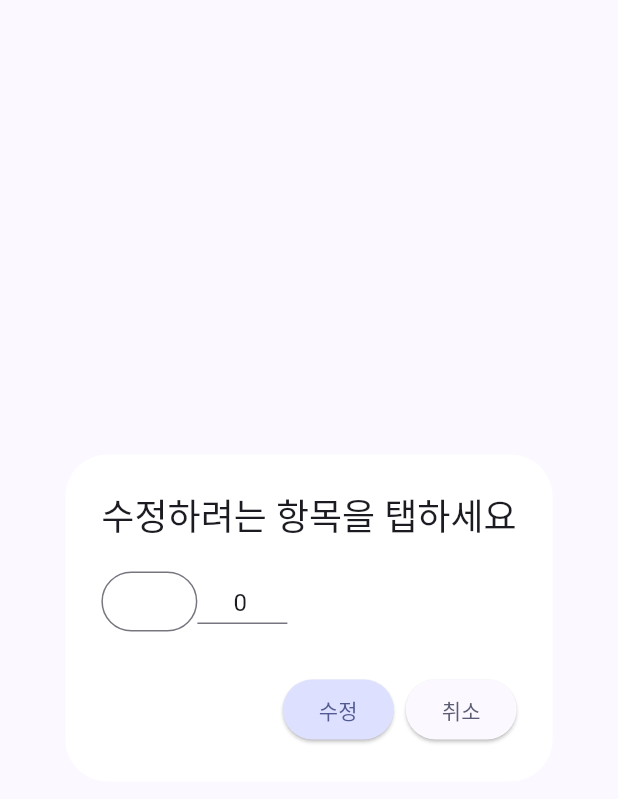
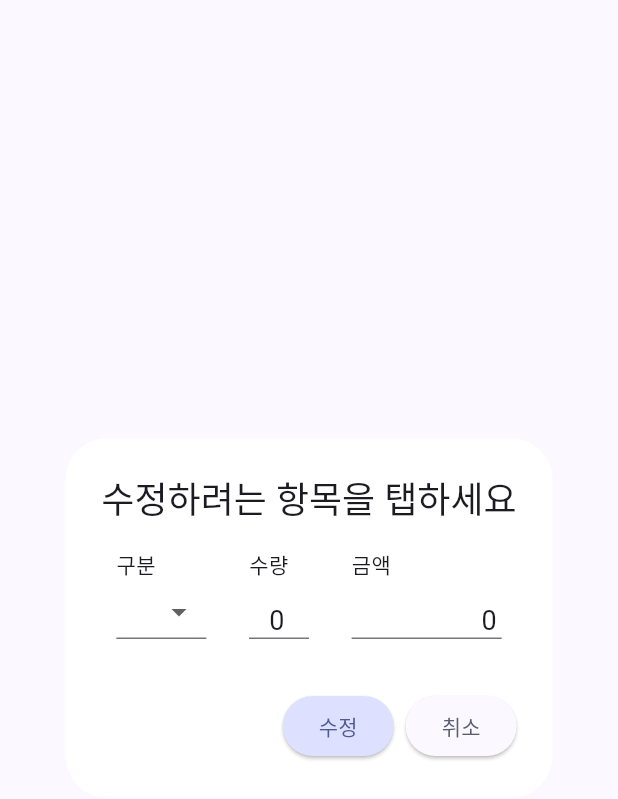
Before and after one commit to kanggo1111/hair_designer_sales_manage2, a Flutter app: the EditDialog widget shown alone on an empty page, opened directly with empty values, on a phone screen of 412 x 824 dp. Shown: the top 799 px of the screen. Run offline on Flutter 3.47's test engine with Material 3 defaults, Android fonts, the phone set to English and light mode, and no system bars; our stand-ins replace cloud_firestore, currency_text_input_formatter, firebase_auth, firebase_core, get; accounts and stored records are empty.

Commit message:
[devel] editDialog / refactoring textField widget #2
Deatails:
editDialog / refactoring textField widget

```diff
--- a/lib/view/one_day_view.dart
+++ b/lib/view/one_day_view.dart
@@ -76,17 +76,18 @@ class _OneDayViewState extends State<OneDayView> {
               dragEnd = details.localPosition;
             },
             onPanEnd: (details) {
-              if (dragEnd != Offset(0.0, 0.0) && (dragEnd.dx - dragStart.dx).abs() >
+              if (dragEnd != Offset(0.0, 0.0) &&
+                  (dragEnd.dx - dragStart.dx).abs() >
                       (dragEnd.dy - dragStart.dy).abs()) {
                 if (dragEnd.dx - dragStart.dx > 200) {
                   Get.toNamed(MainView.routeOneDayView,
-                      arguments: DateFormat('y-MM-dd').format(DateTime(
-                          currentYear, currentMonth, currentDay - 1)),
+                      arguments: DateFormat('y-MM-dd').format(
+                          DateTime(currentYear, currentMonth, currentDay - 1)),
                       id: 1);
                 } else if (dragEnd.dx - dragStart.dx < -200) {
                   Get.toNamed(MainView.routeOneDayView,
-                      arguments: DateFormat('y-MM-dd').format(DateTime(
-                          currentYear, currentMonth, currentDay + 1)),
+                      arguments: DateFormat('y-MM-dd').format(
+                          DateTime(currentYear, currentMonth, currentDay + 1)),
                       id: 1);
                 }
               }
@@ -102,8 +103,8 @@ class _OneDayViewState extends State<OneDayView> {
                     padding: const EdgeInsets.all(10.0),
                     child: Text(
                       widget.day,
-                      style: TextStyle(
-                          fontSize: 20, fontWeight: FontWeight.bold),
+                      style:
+                          TextStyle(fontSize: 20, fontWeight: FontWeight.bold),
                     ),
                   ),
                 ),
@@ -136,8 +137,7 @@ class _OneDayViewState extends State<OneDayView> {
                                       0,
                                       (previousValue, element) =>
                                           element.type == '지명'
-                                              ? previousValue +
-                                                  element.count!
+                                              ? previousValue + element.count!
                                               : previousValue)
                                   .toString(),
                               style: TextStyle(fontSize: 18)),
@@ -156,8 +156,7 @@ class _OneDayViewState extends State<OneDayView> {
                                       0,
                                       (previousValue, element) =>
                                           element.type == '신규'
-                                              ? previousValue +
-                                                  element.count!
+                                              ? previousValue + element.count!
                                               : previousValue)
                                   .toString(),
                               style: TextStyle(fontSize: 18)),
@@ -192,8 +191,7 @@ class _OneDayViewState extends State<OneDayView> {
                                   itemController.items.fold(
                                       0,
                                       (previousValue, element) =>
-                                          previousValue +
-                                          element.price!)),
+                                          previousValue + element.price!)),
                               style: TextStyle(fontSize: 18)),
                         ]),
                       ),
@@ -215,31 +213,24 @@ class _OneDayViewState extends State<OneDayView> {
                       itemBuilder: (context, index) {
                         return Card(
                           child: Row(
-                            mainAxisAlignment:
-                                MainAxisAlignment.spaceBetween,
+                            mainAxisAlignment: MainAxisAlignment.spaceBetween,
                             children: [
                               Row(
                                 mainAxisAlignment: MainAxisAlignment.start,
                                 children: [
                                   Container(
-                                      width: MediaQuery.of(context)
-                                              .size
-                                              .width *
+                                      width: MediaQuery.of(context).size.width *
                                           0.15,
                                       alignment: Alignment.center,
                                       child: Text(index.toString())),
                                   Container(
-                                      width: MediaQuery.of(context)
-                                              .size
-                                              .width *
+                                      width: MediaQuery.of(context).size.width *
                                           0.15,
                                       alignment: Alignment.center,
-                                      child: Text(itemController
-                                          .items[index].type!)),
+                                      child: Text(
+                                          itemController.items[index].type!)),
                                   Container(
-                                      width: MediaQuery.of(context)
-                                              .size
-                                              .width *
+                                      width: MediaQuery.of(context).size.width *
                                           0.15,
                                       alignment: Alignment.center,
                                       child: Text(itemController
@@ -247,9 +238,7 @@ class _OneDayViewState extends State<OneDayView> {
                                               .toString() +
                                           '명')),
                                   Container(
-                                      width: MediaQuery.of(context)
-                                              .size
-                                              .width *
+                                      width: MediaQuery.of(context).size.width *
                                           0.25,
                                       alignment: Alignment.center,
                                       child: Text(
@@ -263,13 +252,10 @@ class _OneDayViewState extends State<OneDayView> {
                                   Container(
                                     child: IconButton(
                                         onPressed: () {
-                                          print('edit');
                                           showEditDialog(context,
                                               itemController.items[index]);
-                                          // itemController.editItem(itemController.items[index].id!);
                                         },
-                                        visualDensity:
-                                            VisualDensity.compact,
+                                        visualDensity: VisualDensity.compact,
                                         icon: Icon(
                                           Icons.edit,
                                         )),
@@ -280,11 +266,9 @@ class _OneDayViewState extends State<OneDayView> {
                                     child: IconButton(
                                         onPressed: () {
                                           itemController.removeItem(
-                                              itemController
-                                                  .items[index].id!);
+                                              itemController.items[index].id!);
                                         },
-                                        visualDensity:
-                                            VisualDensity.compact,
+                                        visualDensity: VisualDensity.compact,
                                         icon: Icon(
                                           Icons.delete,
                                         )),
@@ -369,8 +353,7 @@ class AddItemContainer extends StatelessWidget {
                             height: 30,
                             child: countTextField(
                                 typeTextEditingController[index],
-                              typeCount[index])
-                        ),
+                                typeCount[index])),
                         IconButton(
                             visualDensity: VisualDensity.compact,
                             onPressed: () {
@@ -397,43 +380,8 @@ class AddItemContainer extends StatelessWidget {
                   Container(
                     height: 40,
                     width: 120,
-                    child: TextField(
-                      key: UniqueKey(),
-                      controller: priceTextEditingController,
-                      keyboardType: TextInputType.number,
-                      onTap: () {
-                        priceTextEditingController.value =
-                            TextEditingValue(text: '0');
-                        priceOfDay = int.parse(priceTextEditingController
-                            .value.text
-                            .replaceAll(',', ''));
-                      },
-                      inputFormatters: [
-                        FilteringTextInputFormatter(RegExp('[0-9,]'),
-                            allow: true),
-                        CurrencyTextInputFormatter(
-                            locale: 'ko-KR', decimalDigits: 0, symbol: '')
-                      ],
-                      decoration: InputDecoration(isDense: true),
-                      style: TextStyle(fontSize: 18),
-                      textAlign: TextAlign.end,
-                      textAlignVertical: TextAlignVertical.center,
-                      onChanged: (value) {
-                        if (priceTextEditingController.value.text.length < 2) {
-                          priceTextEditingController.value = TextEditingValue(
-                              text:
-                                  priceTextEditingController.value.text + '00');
-                        }
-                        priceTextEditingController.selection =
-                            TextSelection.fromPosition(TextPosition(
-                                offset: priceTextEditingController
-                                        .value.text.length -
-                                    2));
-                        priceOfDay = int.parse(priceTextEditingController
-                            .value.text
-                            .replaceAll(',', ''));
-                      },
-                    ),
+                    child:
+                        priceTextField(priceTextEditingController, priceOfDay),
                   ),
                   SizedBox(
                     height: 20,
@@ -490,8 +438,7 @@ class AddItemContainer extends StatelessWidget {
   }
 }
 
-Widget countTextField(
-    TextEditingController textEditingController, int count) {
+Widget countTextField(TextEditingController textEditingController, int count) {
   return TextField(
     controller: textEditingController,
     keyboardType: TextInputType.number,
@@ -503,6 +450,7 @@ Widget countTextField(
       FilteringTextInputFormatter(RegExp('^[0-9]{1,2}\$'), allow: true),
     ],
     decoration: InputDecoration(isDense: true),
+    style: TextStyle(fontSize: 18),
     textAlign: TextAlign.center,
     textAlignVertical: TextAlignVertical.center,
     onChanged: (value) {
@@ -513,6 +461,35 @@ Widget countTextField(
             int.parse(textEditingController.text).toString();
       }
       count = int.parse(textEditingController.text);
+    },
+  );
+}
+
+Widget priceTextField(TextEditingController textEditingController, int price) {
+  return TextField(
+    key: UniqueKey(),
+    controller: textEditingController,
+    keyboardType: TextInputType.number,
+    onTap: () {
+      textEditingController.value = TextEditingValue(text: '0');
+      price = int.parse(textEditingController.value.text.replaceAll(',', ''));
+    },
+    inputFormatters: [
+      FilteringTextInputFormatter(RegExp('[0-9,]'), allow: true),
+      CurrencyTextInputFormatter(locale: 'ko-KR', decimalDigits: 0, symbol: '')
+    ],
+    decoration: InputDecoration(isDense: true),
+    style: TextStyle(fontSize: 18),
+    textAlign: TextAlign.end,
+    textAlignVertical: TextAlignVertical.center,
+    onChanged: (value) {
+      if (textEditingController.value.text.length < 2) {
+        textEditingController.value =
+            TextEditingValue(text: textEditingController.value.text + '00');
+      }
+      textEditingController.selection = TextSelection.fromPosition(
+          TextPosition(offset: textEditingController.value.text.length - 2));
+      price = int.parse(textEditingController.value.text.replaceAll(',', ''));
     },
   );
 }
@@ -560,20 +537,78 @@ class _EditDialogState extends State<EditDialog> {
       backgroundColor: Colors.white,
       surfaceTintColor: Colors.white,
       title: Text('수정하려는 항목을 탭하세요'),
-      content: Row(children: [
-        OutlinedButton(onPressed: () {}, child: Text(type)),
-        // OutlinedButton(onPressed: () {}, child: Text(count.toString())),
+      content:
+          Row(mainAxisAlignment: MainAxisAlignment.spaceBetween, children: [
+        // OutlinedButton(onPressed: () {}, child: Text(type)),
+        Column(
+          mainAxisSize: MainAxisSize.min,
+          crossAxisAlignment: CrossAxisAlignment.start,
+          children: [
             Container(
+                padding: EdgeInsets.symmetric(horizontal: 10),
+                child: Text('구분')),
+            Container(
+              padding: EdgeInsets.all(10),
+              width: 80,
+              height: 50,
+              child: DropdownButton(
+                value: type,
+                onChanged: (selectedType) {
+                  setState(() {
+                    type = selectedType!;
+                  });
+                },
+                isDense: true,
+                underline: Container(
+                  height: 1,
+                  decoration: BoxDecoration(
+                      border: Border(
+                          bottom: BorderSide(
+                              width: 1,
+                              style: BorderStyle.solid,
+                              color: Theme.of(context)
+                                  .colorScheme
+                                  .onSurface
+                                  .withOpacity(0.60)))),
+                ),
+                items: List.generate(itemTypeList.length, (index) {
+                  return DropdownMenuItem(
+                    value: itemTypeList[index],
+                    child: Text(itemTypeList[index]),
+                  );
+                }),
+              ),
+            ),
+          ],
+        ),
+        Column(
+          mainAxisSize: MainAxisSize.min,
+          crossAxisAlignment: CrossAxisAlignment.start,
+          children: [
+            Container(
+                padding: EdgeInsets.symmetric(horizontal: 10),
+                child: Text('수량')),
+            Container(
+                padding: EdgeInsets.all(10),
                 width: 60,
-            height: 30,
+                height: 50,
                 child: countTextField(countController, count)),
-        // Container(
-        //     width: 60,
-        //     height: 30,
-        //     child: countTextField(countController, count)),
-        // OutlinedButton(
-        //     onPressed: () {},
-        //     child: Text(NumberFormat('###,###,###').format(price))),
+          ],
+        ),
+        Column(
+          mainAxisSize: MainAxisSize.min,
+          crossAxisAlignment: CrossAxisAlignment.start,
+          children: [
+            Container(
+                padding: EdgeInsets.symmetric(horizontal: 10),
+                child: Text('금액')),
+            Container(
+                padding: EdgeInsets.all(10),
+                width: 120,
+                height: 50,
+                child: priceTextField(priceController, price)),
+          ],
+        ),
       ]),
       actions: [
         ElevatedButton(
@@ -581,6 +616,11 @@ class _EditDialogState extends State<EditDialog> {
                 backgroundColor:
                     Theme.of(context).colorScheme.primaryContainer),
             onPressed: () {
+              count = int.parse(countController.text);
+              price = int.parse(priceController.text.replaceAll(',', ''));
+
+              Get.find<ItemController>().editItem(widget.toEditItem.id!, widget.toEditItem.date!, type, count, price);
+
               Navigator.pop(context);
             },
             child: Text('수정',
```
Also changed, not shown: 1 other file. Lines whose indentation alone changed are shown as unchanged.
